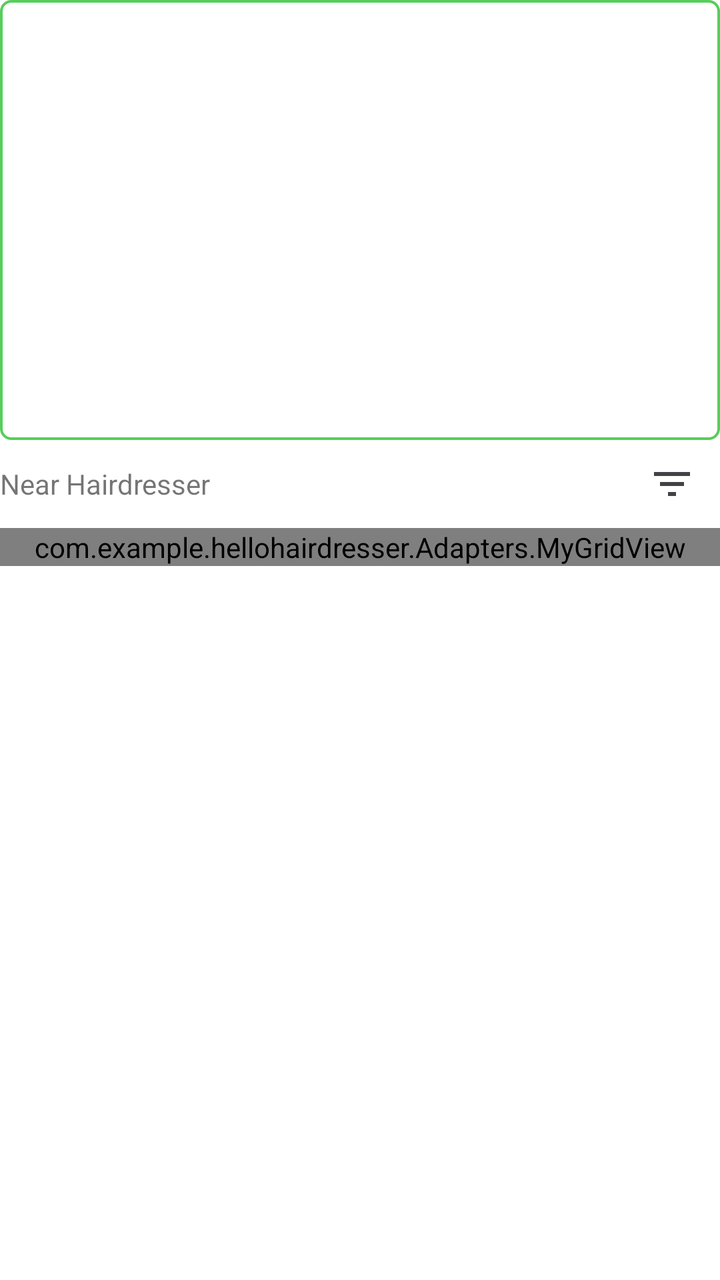
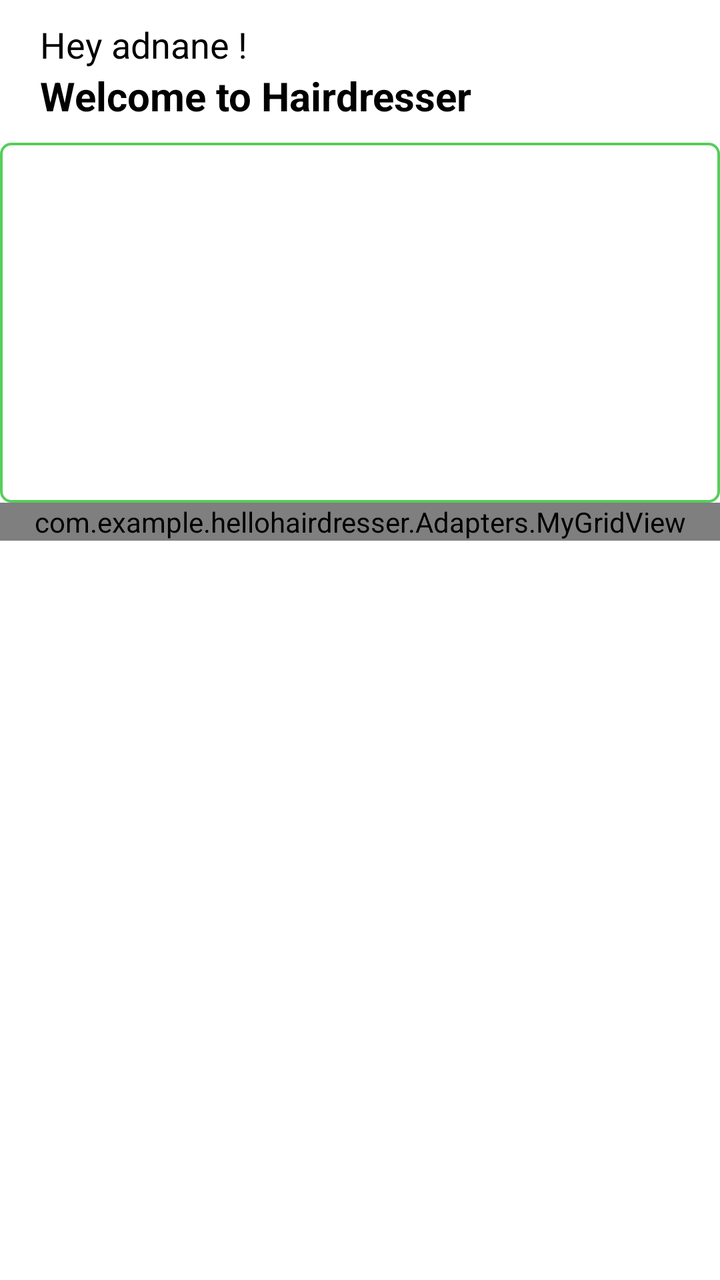

An Android layout rendered at two revisions. The XML below is the earlier revision; the diff shows what the commit changed to produce the second picture.
<!-- AndroidManifest.xml: application theme Theme.HelloHairdresser -->
<!-- res/layout/activity_home_client.xml -->
<LinearLayout
    xmlns:android="http://schemas.android.com/apk/res/android"
    xmlns:app="http://schemas.android.com/apk/res-auto"
    xmlns:tools="http://schemas.android.com/tools"
    android:layout_width="match_parent"
    android:layout_height="match_parent"
    android:orientation="vertical"
    tools:context=".HomeClient">
    <androidx.viewpager.widget.ViewPager
        android:id="@+id/pubsImages"
        android:layout_width="match_parent"
        android:layout_height="220dp"
        android:background="@drawable/shape_button"
        />
    
    <androidx.recyclerview.widget.RecyclerView
        android:id="@+id/recyclerviewCategories"
        android:scrollbars="horizontal"
        android:layout_width="wrap_content"
        android:layout_height="wrap_content"
        android:layout_centerVertical="true"
        android:layout_centerHorizontal="true" />
    <RelativeLayout
        android:layout_width="match_parent"
        android:layout_height="wrap_content">
        <TextView
            android:layout_width="match_parent"
            android:layout_height="wrap_content"
            android:layout_centerVertical="true"
            android:text="Near Hairdresser"/>
        <ImageButton
            android:layout_width="wrap_content"
            android:layout_height="wrap_content"
            android:layout_alignParentEnd="true"
            android:src="@drawable/ic_filter_list"
            android:backgroundTint="#FFF"
            />
    </RelativeLayout>
    <com.example.hellohairdresser.Adapters.MyGridView
        android:id="@+id/gridViewDresser"
        android:layout_width="match_parent"
        android:layout_height="wrap_content"
        android:gravity="center"
        android:numColumns="3"

        android:stretchMode="columnWidth"
        />

</LinearLayout>
<!-- resources referenced by this layout -->
<resources>
  <!-- drawable ic_filter_list (drawable) -->
  <vector android:height="24dp" android:tint="#414245"
      android:viewportHeight="24" android:viewportWidth="24"
      android:width="24dp" xmlns:android="http://schemas.android.com/apk/res/android">
      <path android:fillColor="@android:color/white" android:pathData="M10,18h4v-2h-4v2zM3,6v2h18L21,6L3,6zM6,13h12v-2L6,11v2z"/>
  </vector>
  <!-- drawable shape_button (drawable) -->
  <?xml version="1.0" encoding="utf-8"?>
  <shape xmlns:android="http://schemas.android.com/apk/res/android"
      android:shape="rectangle"
      >
      <corners android:radius="5dp" />
      <stroke android:color="@color/vertApp" android:width="1.3dp"/>
  
  </shape>
  <style name="Theme.HelloHairdresser" parent="Theme.MaterialComponents.DayNight.DarkActionBar">
          
          <item name="colorPrimary">@color/purple_500</item>
          <item name="colorPrimaryVariant">@color/purple_700</item>
          <item name="colorOnPrimary">@color/white</item>
          
          <item name="colorSecondary">@color/teal_200</item>
          <item name="colorSecondaryVariant">@color/teal_700</item>
          <item name="colorOnSecondary">@color/black</item>
          
          <item name="android:statusBarColor" tools:targetApi="l">?attr/colorPrimaryVariant</item>
          
      </style>
  <color name="vertApp">#E13FC845</color>
  <color name="purple_500">#FF6200EE</color>
  <color name="purple_700">#FF3700B3</color>
  <color name="white">#FFFFFFFF</color>
  <color name="teal_200">#FF03DAC5</color>
  <color name="teal_700">#FF018786</color>
  <color name="black">#FF000000</color>
</resources>

<!-- the commit's change to res/layout/activity_home_client.xml (unified diff, before → after) -->
@@ -6,43 +6,54 @@
     android:layout_height="match_parent"
     android:orientation="vertical"
     tools:context=".HomeClient">
+    
+    <LinearLayout
+        android:layout_width="match_parent"
+        android:layout_height="wrap_content"
+        android:orientation="vertical"
+        android:paddingHorizontal="20dp"
+        android:paddingVertical="10dp"
+        >
+        <TextView
+            android:layout_width="match_parent"
+            android:layout_height="wrap_content"
+            android:text="Hey adnane !"
+            android:textSize="18sp"
+            android:textColor="@color/black"
+            />
+        <TextView
+            android:layout_width="wrap_content"
+            android:layout_height="wrap_content"
+            android:text="Welcome to Hairdresser"
+            android:textColor="@color/black"
+            android:textStyle="bold"
+            android:textSize="20dp"
+            />
+    </LinearLayout>
+
     <androidx.viewpager.widget.ViewPager
         android:id="@+id/pubsImages"
         android:layout_width="match_parent"
-        android:layout_height="220dp"
+        android:layout_height="180dp"
         android:background="@drawable/shape_button"
         />
     
     <androidx.recyclerview.widget.RecyclerView
         android:id="@+id/recyclerviewCategories"
         android:scrollbars="horizontal"
+        android:focusable="false"
         android:layout_width="wrap_content"
         android:layout_height="wrap_content"
         android:layout_centerVertical="true"
         android:layout_centerHorizontal="true" />
-    <RelativeLayout
-        android:layout_width="match_parent"
-        android:layout_height="wrap_content">
-        <TextView
-            android:layout_width="match_parent"
-            android:layout_height="wrap_content"
-            android:layout_centerVertical="true"
-            android:text="Near Hairdresser"/>
-        <ImageButton
-            android:layout_width="wrap_content"
-            android:layout_height="wrap_content"
-            android:layout_alignParentEnd="true"
-            android:src="@drawable/ic_filter_list"
-            android:backgroundTint="#FFF"
-            />
-    </RelativeLayout>
+
+   
     <com.example.hellohairdresser.Adapters.MyGridView
         android:id="@+id/gridViewDresser"
         android:layout_width="match_parent"
         android:layout_height="wrap_content"
         android:gravity="center"
         android:numColumns="3"
-
         android:stretchMode="columnWidth"
         />
 
<!-- resource entries referenced after the edit -->
@@ -1,11 +1,5 @@
 <!-- resources referenced by this layout -->
 <resources>
-  <!-- drawable ic_filter_list (drawable) -->
-  <vector android:height="24dp" android:tint="#414245"
-      android:viewportHeight="24" android:viewportWidth="24"
-      android:width="24dp" xmlns:android="http://schemas.android.com/apk/res/android">
-      <path android:fillColor="@android:color/white" android:pathData="M10,18h4v-2h-4v2zM3,6v2h18L21,6L3,6zM6,13h12v-2L6,11v2z"/>
-  </vector>
   <!-- drawable shape_button (drawable) -->
   <?xml version="1.0" encoding="utf-8"?>
   <shape xmlns:android="http://schemas.android.com/apk/res/android"
